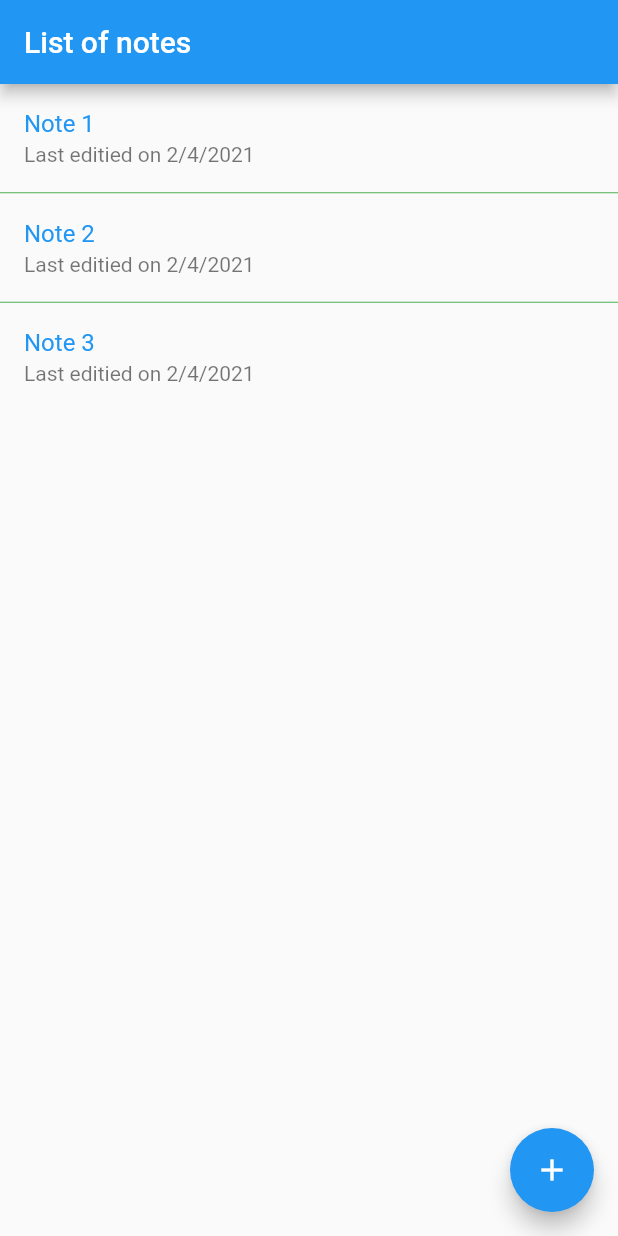
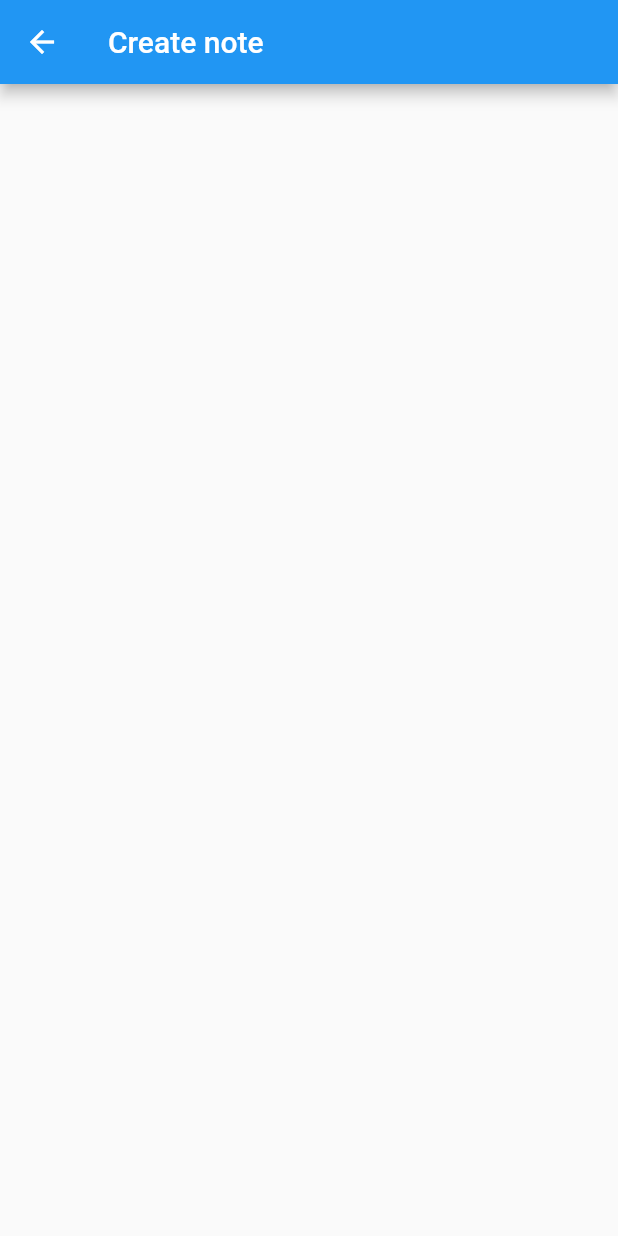
Before and after one commit to benlittlenz/flutter_api_example, a Flutter app: the screen it shows after launch, after a tap on the "add" icon, on a phone screen of 412 x 824 dp. Run offline on Flutter 3.47's test engine with Material 2 defaults, Android fonts, the phone set to English and light mode, and no system bars.

```diff
--- /dev/null
+++ b/lib/views/note_create.dart
@@ -0,0 +1,10 @@
+import 'package:flutter/material.dart';
+
+class NoteModify extends StatelessWidget {
+  @override
+  Widget build(BuildContext context) {
+    return Scaffold(
+      appBar: AppBar(title: Text('Create note'),),
+    );
+  }
+}
--- a/lib/views/note_list.dart
+++ b/lib/views/note_list.dart
@@ -1,5 +1,6 @@
 import 'package:flutter/material.dart';
 import 'package:flutter_api_requests/models/Note.dart';
+import 'package:flutter_api_requests/views/note_create.dart';
 
 class NoteList extends StatelessWidget {
   final notes = [
@@ -35,7 +36,9 @@ class NoteList extends StatelessWidget {
       ),
       floatingActionButton: FloatingActionButton(
         onPressed: () {
-          //
+          Navigator.of(context).push(
+            MaterialPageRoute(builder: (_) => NoteModify()),
+          );
         },
         child: Icon(Icons.add),
       ),
@@ -45,7 +48,8 @@ class NoteList extends StatelessWidget {
             return ListTile(
               title: Text(notes[index].title.toString(),
                   style: TextStyle(color: Theme.of(context).primaryColor)),
-              subtitle: Text("Last editied on ${formatDateTime(notes[index].lastEdited)}"),
+              subtitle: Text(
+                  "Last editied on ${formatDateTime(notes[index].lastEdited)}"),
             );
           },
           itemCount: notes.length),
```
